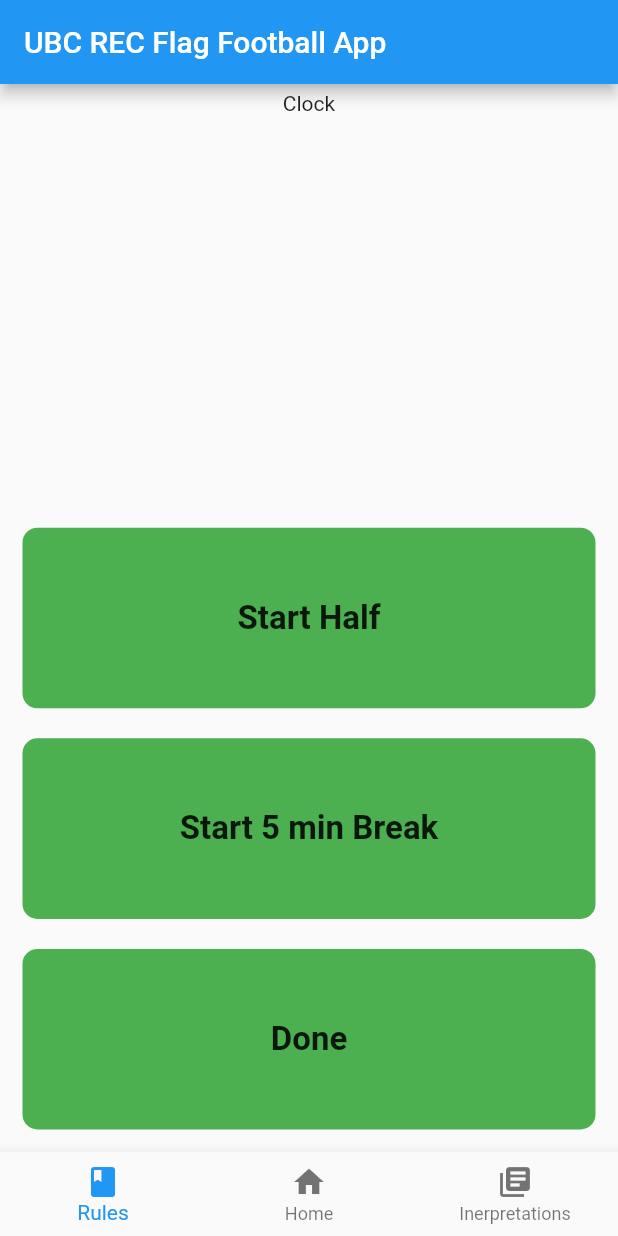
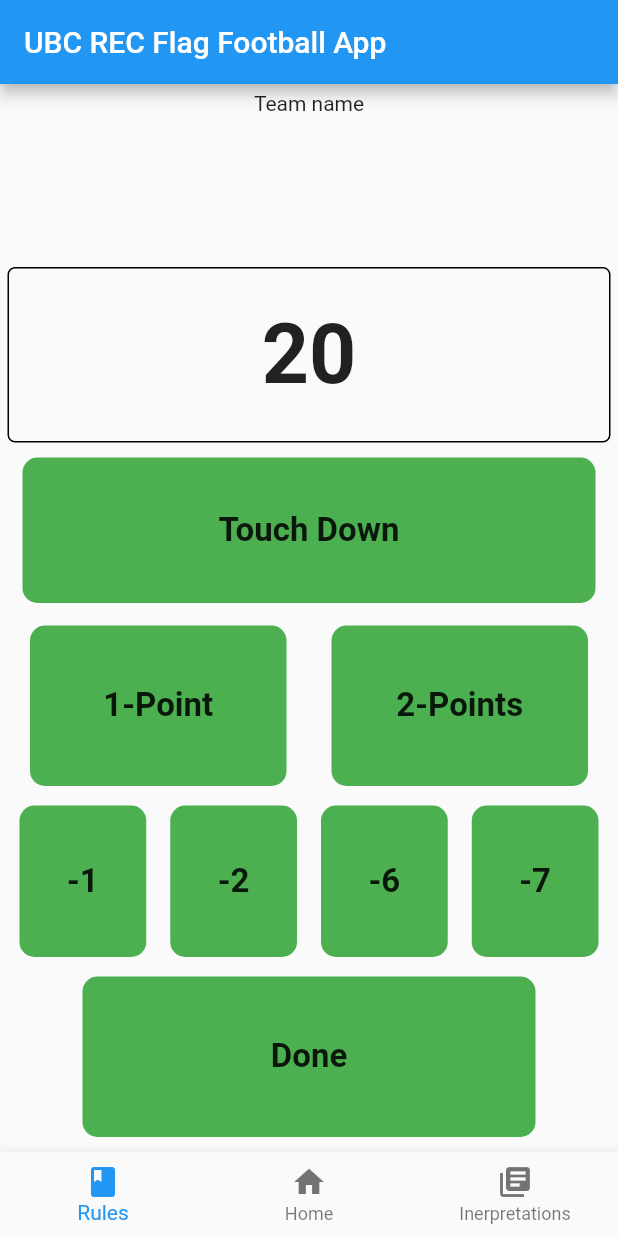
Before and after one commit to JPGarCar/ubc_rec_referee_app, a Flutter app: the screen it shows after launch, on a phone screen of 412 x 824 dp. Run offline on Flutter 3.47's test engine with Material 2 defaults, Android fonts, the phone set to English and light mode, and no system bars.

Commit message:
Finished score page outline to change score of a team. Style of text is still missing.

```diff
--- a/lib/components/score_box.dart
+++ b/lib/components/score_box.dart
@@ -9,7 +9,7 @@ class ScoreBox extends StatelessWidget {
   Widget build(BuildContext context) {
     return Container(
       child: Text(
-        score,
+        score.toString(),
         textAlign: TextAlign.center,
         style: TextStyle(
           fontSize: 55,
--- a/lib/components/timer_team_score.dart
+++ b/lib/components/timer_team_score.dart
@@ -31,7 +31,7 @@ class TimerTeamScore extends StatelessWidget {
           Expanded(
             flex: 3,
             child: ScoreBox(
-              score: score.toString(),
+              score: score,
             ),
           ),
         ],
--- a/lib/main.dart
+++ b/lib/main.dart
@@ -2,6 +2,7 @@ import 'package:flutter/material.dart';
 import 'package:ubc_rec_refferee_app/pages/clock_page.dart';
 import 'package:ubc_rec_refferee_app/pages/endGame_page.dart';
 import 'package:ubc_rec_refferee_app/pages/main_page.dart';
+import 'package:ubc_rec_refferee_app/pages/score_page.dart';
 import 'package:ubc_rec_refferee_app/pages/timer_page.dart';
 
 void main() => runApp(MyApp());
@@ -39,7 +40,7 @@ class MyApp extends StatelessWidget {
               ),
             ],
           ),
-          body: ClockPage(),
+          body: ScorePage(),
         ),
       ),
     );
--- a/lib/pages/clock_page.dart
+++ b/lib/pages/clock_page.dart
@@ -16,6 +16,7 @@ class _ClockPageState extends State<ClockPage> {
         children: <Widget>[
           Expanded(
             flex: 2,
+            // TODO get that clock
             child: Text("Clock"),
           ),
           Expanded(
@@ -35,7 +36,7 @@ class _ClockPageState extends State<ClockPage> {
             child: RectangleButton(
               text: "Done",
               function: null,
-              edgeInset: EdgeInsets.all(10),
+              edgeInset: EdgeInsets.symmetric(horizontal: 50, vertical: 20),
             ),
           ),
         ],
--- /dev/null
+++ b/lib/pages/score_page.dart
@@ -0,0 +1,102 @@
+import 'package:flutter/material.dart';
+import 'package:ubc_rec_refferee_app/components/allComponents.dart';
+
+class ScorePage extends StatefulWidget {
+  @override
+  _ScorePageState createState() => _ScorePageState();
+}
+
+class _ScorePageState extends State<ScorePage> {
+  @override
+  Widget build(BuildContext context) {
+    return Container(
+      constraints: BoxConstraints.expand(),
+      padding: EdgeInsets.all(5),
+      child: Column(
+        mainAxisAlignment: MainAxisAlignment.center,
+        children: <Widget>[
+          Expanded(
+            child: Container(
+              child: Text("Team name"),
+            ),
+          ),
+          Expanded(
+            child: ScoreBox(
+              score: 20,
+            ),
+          ),
+          Expanded(
+            child: RectangleButton(
+              text: "Touch Down",
+              function: null,
+              edgeInset: EdgeInsets.all(10),
+            ),
+          ),
+          Expanded(
+            child: Row(
+              children: <Widget>[
+                Expanded(
+                  child: RectangleButton(
+                    text: "1-Point",
+                    function: null,
+                    edgeInset:
+                        EdgeInsets.symmetric(vertical: 5, horizontal: 15),
+                  ),
+                ),
+                Expanded(
+                  child: RectangleButton(
+                    text: "2-Points",
+                    function: null,
+                    edgeInset:
+                        EdgeInsets.symmetric(vertical: 5, horizontal: 15),
+                  ),
+                ),
+              ],
+            ),
+          ),
+          Expanded(
+            child: Row(
+              children: <Widget>[
+                Expanded(
+                  child: RectangleButton(
+                    text: "-1",
+                    function: null,
+                    edgeInset: EdgeInsets.all(8),
+                  ),
+                ),
+                Expanded(
+                  child: RectangleButton(
+                    text: "-2",
+                    function: null,
+                    edgeInset: EdgeInsets.all(8),
+                  ),
+                ),
+                Expanded(
+                  child: RectangleButton(
+                    text: "-6",
+                    function: null,
+                    edgeInset: EdgeInsets.all(8),
+                  ),
+                ),
+                Expanded(
+                  child: RectangleButton(
+                    text: "-7",
+                    function: null,
+                    edgeInset: EdgeInsets.all(8),
+                  ),
+                ),
+              ],
+            ),
+          ),
+          Expanded(
+            child: RectangleButton(
+              text: "Done",
+              function: null,
+              edgeInset: EdgeInsets.symmetric(vertical: 5, horizontal: 50),
+            ),
+          ),
+        ],
+      ),
+    );
+  }
+}
```
